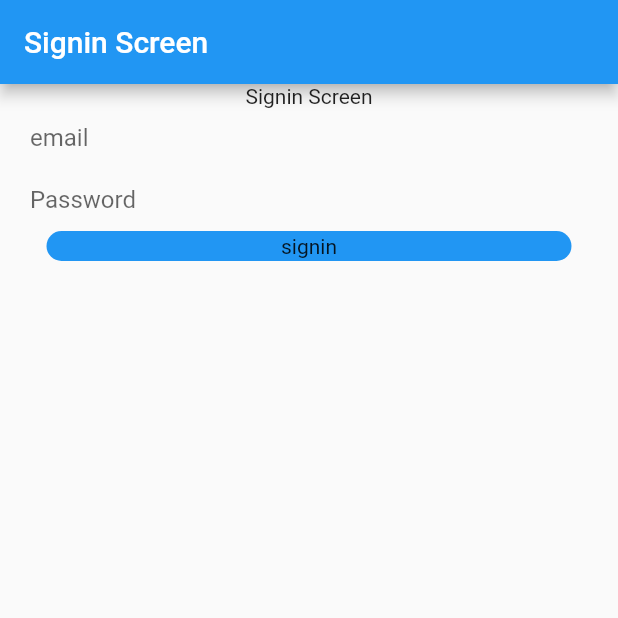
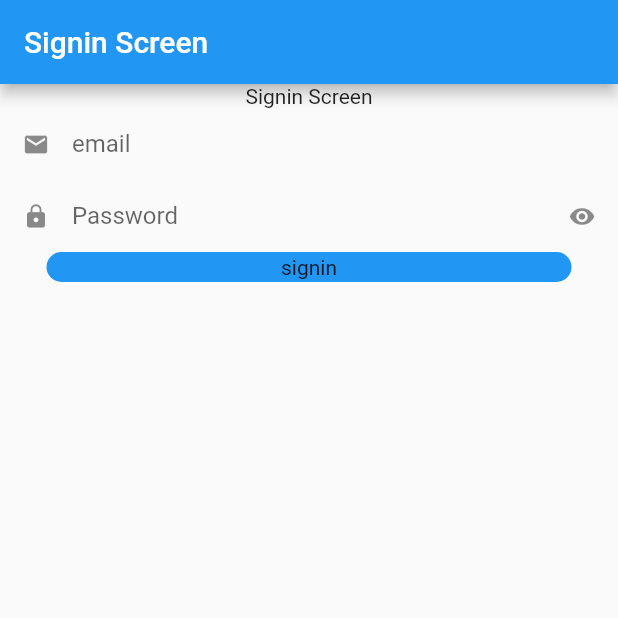
Before and after one commit to SyedUzair42101/flutter_strucutre, a Flutter app: the screen it shows after launch, on a phone screen of 412 x 824 dp, the top half of it. Run offline on Flutter 3.47's test engine with Material 2 defaults, Android fonts, the phone set to English and light mode, and no system bars.

Commit message:
first commit

```diff
--- a/lib/screens/signin_screen/signin_screen.dart
+++ b/lib/screens/signin_screen/signin_screen.dart
@@ -2,8 +2,16 @@ import 'package:flutter/material.dart';
 import 'package:practice/widgets/custom_buttom.dart';
 import 'package:practice/widgets/input_decoration.dart';
 
-class SigninScreen extends StatelessWidget {
+class SigninScreen extends StatefulWidget {
   const SigninScreen({Key? key}) : super(key: key);
+
+  @override
+  State<SigninScreen> createState() => _SigninScreenState();
+}
+
+class _SigninScreenState extends State<SigninScreen> {
+  final _formKey = GlobalKey<FormState>();
+  bool _obscureText = true;
   @override
   Widget build(BuildContext context) {
     return Scaffold(
@@ -22,23 +30,53 @@ class SigninScreen extends StatelessWidget {
   //widget for body
   _buildBody() {
     return Container(
+        child: Form(
+      key: _formKey,
       child: Column(
         children: [
           //signin text
           Text('Signin Screen'),
           //email textfield
-        TextField(
-          decoration: UIConfig().inputDecoration('your email', 'email'),
+          TextFormField(
+            validator: (value) {
+              if (value!.isEmpty) {
+                return 'Please enter email';
+              }
+              return null;
+            },
+            decoration: UIConfig().inputDecoration(
+                'your email', 'email', Icons.email, null, null),
           ),
           //password textfield
-        TextField(
-          decoration: UIConfig().inputDecoration('your Password', 'Password'),
+          TextFormField(
+            obscureText: _obscureText,
+            validator: (value) {
+              if (value == null || value.isEmpty || value.length < 4) {
+                return 'Please enter Strong password';
+              }
+              return null;
+            },
+            decoration: UIConfig().inputDecoration('your Password', 'Password',
+                Icons.lock, Icons.visibility, tooglePasstord),
           ),
           //signin button
-        CustomButton(
+          InkWell(
+            onTap: () {
+              if (_formKey.currentState!.validate()) {
+                print('validated');
+              }
+            },
+            child: CustomButton(
               buttonText: "signin",
             ),
+          ),
         ],
+      ),
     ));
   }
+
+  void tooglePasstord() {
+    _obscureText = !_obscureText;
+    setState(() {});
   }
+}
--- a/lib/widgets/input_decoration.dart
+++ b/lib/widgets/input_decoration.dart
@@ -1,7 +1,8 @@
 import 'package:flutter/material.dart';
 
 class UIConfig {
-  InputDecoration inputDecoration(String hintText, String labelText) {
+  InputDecoration inputDecoration(String hintText, String labelText,
+      IconData? prefixIcon, IconData? suffixIcon, void Function()? onTap) {
     return InputDecoration(
       isDense: true,
       border: OutlineInputBorder(
@@ -12,6 +13,8 @@ class UIConfig {
       fillColor: Color(0xffF4F5F7),
       hintText: hintText,
       labelText: labelText,
+      prefixIcon: Icon(prefixIcon),
+      suffixIcon: InkWell(onTap: onTap, child: Icon(suffixIcon)),
     );
   }
 }
```
Lines whose indentation alone changed are shown as unchanged.
